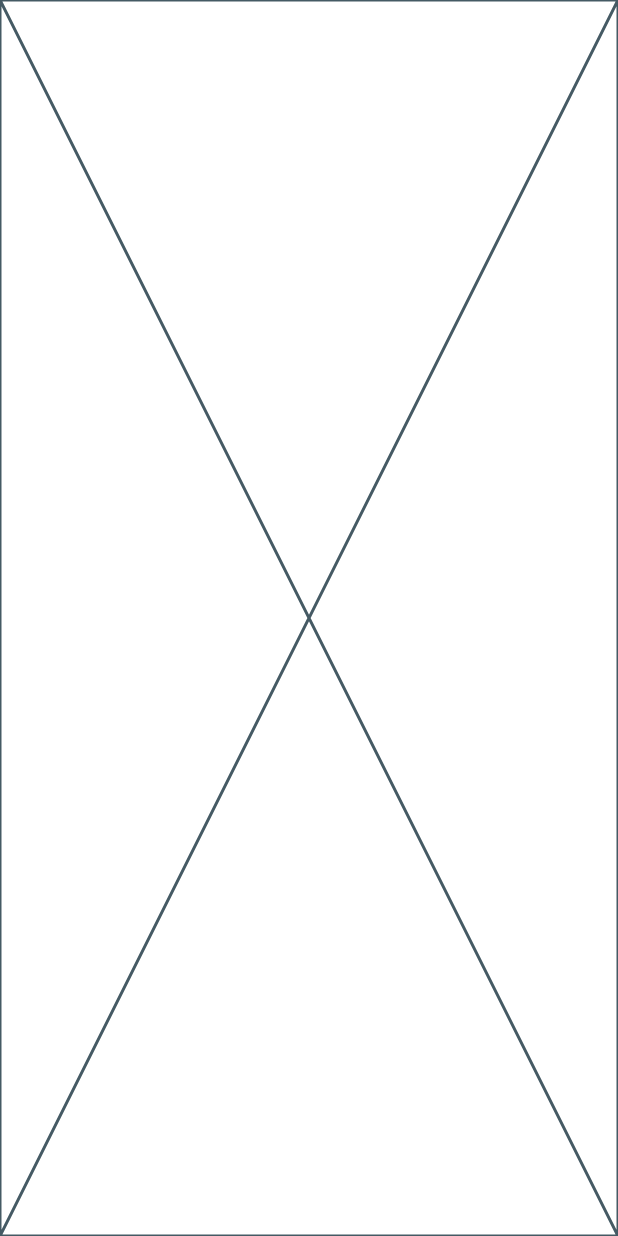
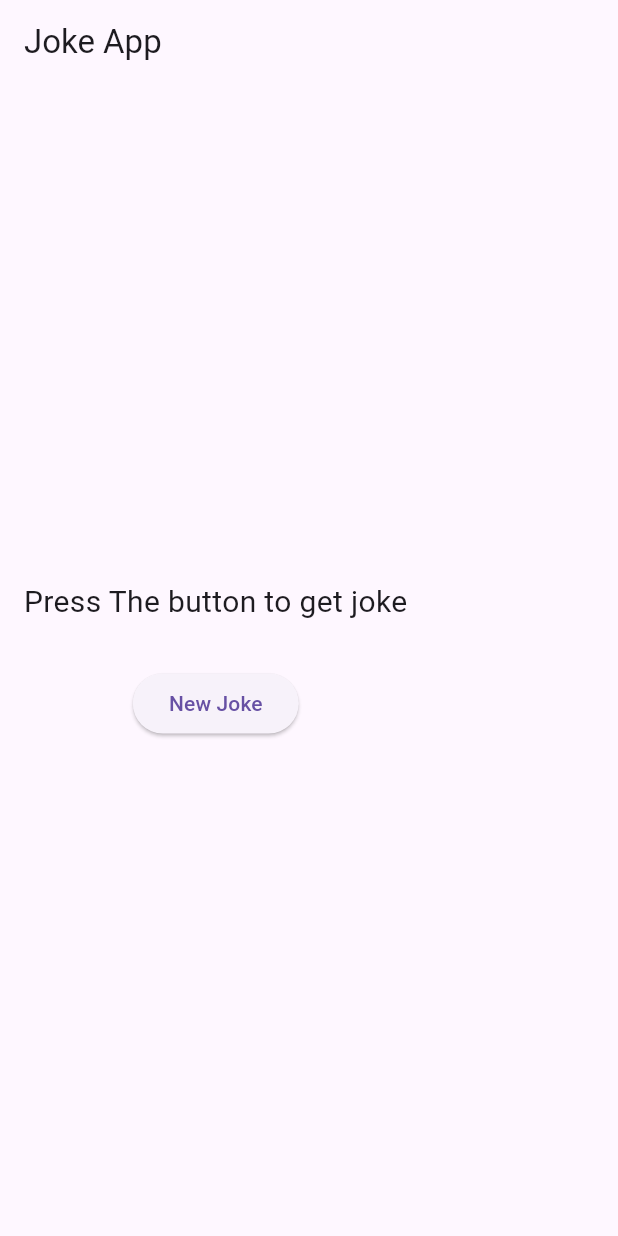
Before and after one commit to bilalfattah96/flutter_api, a Flutter app: the screen it shows after launch, on a phone screen of 412 x 824 dp. Run offline on Flutter 3.47's test engine with Material 3 defaults, Android fonts, the phone set to English and light mode, and no system bars.

Commit message:
first commit

```diff
--- a/lib/joke.dart
+++ b/lib/joke.dart
@@ -12,23 +12,37 @@ class joke extends StatefulWidget {
 
 class _jokeState extends State<joke> {
   String joke = 'Press The button to get joke';
+  String joke1 = '';
   //function
   Future<void> fetchJoke() async {
     setState(() {
-      joke = 'Loading';
+      joke = 'Loading...';
+      joke1 = 'Loading...';
     });
-    final url = Uri.parse('https://icanhazdadjoke.com/');
-    final response = await http.get(url,
+    final url = Uri.parse('https://api.chucknorris.io/jokes/random');
+    final url1 = Uri.parse('https://icanhazdadjoke.com/');
+    final response = await http.get(url);
+    final response1 = await http.get(url1,
         headers: {'Accept': 'application/json', 'User-Agent': 'learning app'});
+    if (response1.statusCode == 200) {
+      final data = json.decode(response1.body);
+      setState(() {
+        joke1 = data['joke'];
+        print(joke);
+      });
+    } else {
+      setState(() {
+        joke = 'Failed to load joke';
+      });
+    }
     if (response.statusCode == 200) {
       final data = json.decode(response.body);
       setState(() {
-        joke = data['joke'];
+        joke = data['value'];
         print(joke);
       });
-    }
-    else{
-       setState(() {
+    } else {
+      setState(() {
         joke = 'Failed to load joke';
       });
     }
@@ -36,6 +50,32 @@ class _jokeState extends State<joke> {
 
   @override
   Widget build(BuildContext context) {
-    return const Placeholder();
+    return Scaffold(
+      appBar: AppBar(
+        title: Text('Joke App'),
+      ),
+      body: Padding(
+        padding: const EdgeInsets.all(16.0),
+        child: Column(
+          mainAxisAlignment: MainAxisAlignment.center,
+          children: [
+            Text(
+              joke,
+              textAlign: TextAlign.center,
+              style: TextStyle(fontSize: 20),
+            ),
+            Text(
+              joke1,
+              textAlign: TextAlign.center,
+              style: TextStyle(fontSize: 20,color: Colors.blue),
+            ),
+            ElevatedButton(
+              onPressed: fetchJoke,
+              child: Text('New Joke'),
+            ),
+          ],
+        ),
+      ),
+    );
   }
 }
```
